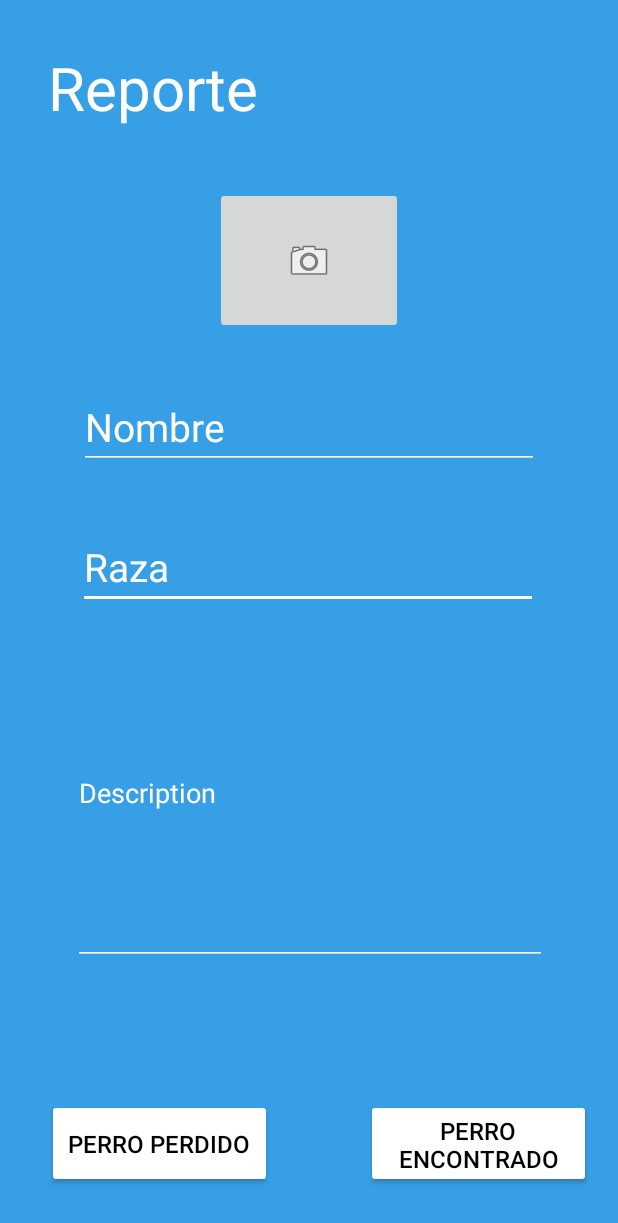
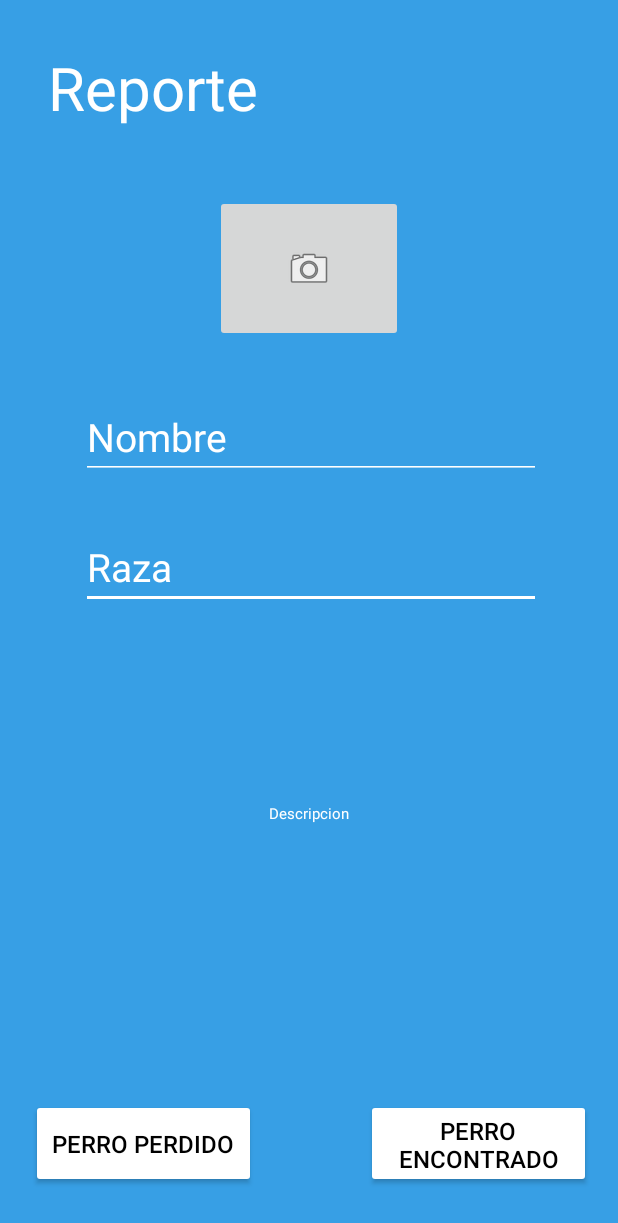
Before and after one commit to BernardGU/Omega, an Android app: the SecondActivity_Report screen opened directly, with no data from a screen before it, on a phone screen of 412 x 824 dp. Shown: the top 1223 px of the screen. Run offline under Robolectric (Android 15) with nearby library versions, the phone set to English and light mode, and no system bars.

Commit message:
Funcion correcta en moto

```diff
--- a/app/src/main/AndroidManifest.xml
+++ b/app/src/main/AndroidManifest.xml
@@ -6,7 +6,7 @@
         android:allowBackup="true"
         android:icon="@drawable/omegalogo"
         android:label="@string/app_name"
-        android:roundIcon="@mipmap/ic_launcher_round"
+        android:roundIcon="@drawable/omegalogo"
         android:supportsRtl="true"
         android:theme="@style/AppTheme">
         <activity android:name=".MainActivity">
--- a/app/src/main/res/layout/activity_main.xml
+++ b/app/src/main/res/layout/activity_main.xml
@@ -4,7 +4,7 @@
     xmlns:tools="http://schemas.android.com/tools"
     android:layout_width="match_parent"
     android:layout_height="match_parent"
-    android:background="@drawable/background"
+    android:background="#379FE5"
     tools:context=".MainActivity">
 
     <TextView
--- a/app/src/main/res/layout/activity_second__report.xml
+++ b/app/src/main/res/layout/activity_second__report.xml
@@ -19,7 +19,7 @@
         android:textSize="16sp"
         app:layout_constraintBottom_toBottomOf="parent"
         app:layout_constraintEnd_toEndOf="parent"
-        app:layout_constraintHorizontal_bias="0.119"
+        app:layout_constraintHorizontal_bias="0.079"
         app:layout_constraintStart_toStartOf="parent"
         app:layout_constraintTop_toBottomOf="@+id/LB_Reportar"
         app:layout_constraintVertical_bias="0.293" />
@@ -40,6 +40,81 @@
         app:layout_constraintTop_toBottomOf="@+id/LB_Reportar"
         app:layout_constraintVertical_bias="0.293" />
 
+    <EditText
+        android:id="@+id/txt_raza"
+        android:layout_width="wrap_content"
+        android:layout_height="wrap_content"
+        android:backgroundTint="#FFFFFF"
+        android:ems="10"
+        android:hint="Raza"
+        android:inputType="textPersonName"
+        android:text="Raza"
+        android:textColor="#FFFFFF"
+        android:textColorHint="#FFFFFF"
+        android:textSize="26sp"
+        app:layout_constraintBottom_toBottomOf="parent"
+        app:layout_constraintEnd_toEndOf="parent"
+        app:layout_constraintHorizontal_bias="0.511"
+        app:layout_constraintStart_toStartOf="parent"
+        app:layout_constraintTop_toTopOf="parent"
+        app:layout_constraintVertical_bias="0.456" />
+
+    <EditText
+        android:id="@+id/txt_Nombre"
+        android:layout_width="wrap_content"
+        android:layout_height="wrap_content"
+        android:backgroundTint="#FFFFFF"
+        android:ems="10"
+        android:hint="Nombre"
+        android:inputType="textPersonName"
+        android:text="Nombre (Si aplica)"
+        android:textColor="#FFFFFF"
+        android:textColorHint="#FFFFFF"
+        android:textSize="26sp"
+        app:layout_constraintBottom_toTopOf="@+id/txt_raza"
+        app:layout_constraintEnd_toEndOf="parent"
+        app:layout_constraintHorizontal_bias="0.511"
+        app:layout_constraintStart_toStartOf="parent"
+        app:layout_constraintTop_toTopOf="parent"
+        app:layout_constraintVertical_bias="0.896" />
+
+    <EditText
+        android:id="@+id/txt_desc"
+        style="@style/Widget.MaterialComponents.TextInputEditText.OutlinedBox"
+        android:layout_width="317dp"
+        android:layout_height="176dp"
+        android:background="@android:color/transparent"
+        android:backgroundTint="#FFFFFF"
+        android:ems="10"
+        android:fadeScrollbars="true"
+        android:hint="Descripcion"
+        android:inputType="textMultiLine"
+        android:lines="3"
+        android:maxLines="3"
+        android:minLines="0"
+        android:outlineProvider="bounds"
+        android:text="Descripcion"
+        android:textAlignment="center"
+        android:textColor="#FFFFFFFF"
+        android:textColorHint="#FFFFFF"
+        app:layout_constraintBottom_toBottomOf="parent"
+        app:layout_constraintEnd_toEndOf="parent"
+        app:layout_constraintHorizontal_bias="0.498"
+        app:layout_constraintStart_toStartOf="parent"
+        app:layout_constraintTop_toBottomOf="@+id/txt_raza"
+        app:layout_constraintVertical_bias="0.202" />
+
+    <ImageButton
+        android:id="@+id/li_upload"
+        android:layout_width="125dp"
+        android:layout_height="98dp"
+        app:layout_constraintBottom_toTopOf="@+id/txt_Nombre"
+        app:layout_constraintEnd_toEndOf="parent"
+        app:layout_constraintStart_toStartOf="parent"
+        app:layout_constraintTop_toTopOf="parent"
+        app:layout_constraintVertical_bias="0.786"
+        app:srcCompat="@android:drawable/ic_menu_camera" />
+
     <TextView
         android:id="@+id/textView"
         android:layout_width="wrap_content"
@@ -54,72 +129,4 @@
         app:layout_constraintTop_toTopOf="parent"
         app:layout_constraintVertical_bias="0.041" />
 
-    <EditText
-        android:id="@+id/txt_raza"
-        android:layout_width="wrap_content"
-        android:layout_height="wrap_content"
-        android:backgroundTint="#FFFFFF"
-        android:ems="10"
-        android:hint="Raza"
-        android:inputType="textPersonName"
-        android:text="Raza"
-        android:textColor="#FFFFFF"
-        android:textColorHint="#FFFFFF"
-        android:textSize="26sp"
-        app:layout_constraintBottom_toBottomOf="parent"
-        app:layout_constraintEnd_toEndOf="parent"
-        app:layout_constraintHorizontal_bias="0.492"
-        app:layout_constraintStart_toStartOf="parent"
-        app:layout_constraintTop_toTopOf="parent"
-        app:layout_constraintVertical_bias="0.456" />
-
-    <ImageButton
-        android:id="@+id/li_upload"
-        android:layout_width="125dp"
-        android:layout_height="98dp"
-        app:layout_constraintBottom_toTopOf="@+id/txt_Nombre"
-        app:layout_constraintEnd_toEndOf="parent"
-        app:layout_constraintStart_toStartOf="parent"
-        app:layout_constraintTop_toTopOf="parent"
-        app:layout_constraintVertical_bias="0.786"
-        app:srcCompat="@android:drawable/ic_menu_camera" />
-
-    <EditText
-        android:id="@+id/txt_Nombre"
-        android:layout_width="wrap_content"
-        android:layout_height="wrap_content"
-        android:backgroundTint="#FFFFFF"
-        android:ems="10"
-        android:inputType="textPersonName"
-        android:text="Nombre (Si aplica)"
-        android:hint="Nombre"
-        android:textColorHint="#FFFFFF"
-        android:textColor="#FFFFFF"
-        android:textSize="26sp"
-        app:layout_constraintBottom_toTopOf="@+id/txt_raza"
-        app:layout_constraintEnd_toEndOf="parent"
-        app:layout_constraintStart_toStartOf="parent"
-        app:layout_constraintTop_toTopOf="parent"
-        app:layout_constraintVertical_bias="0.873" />
-
-    <EditText
-        android:id="@+id/txt_desc"
-        android:layout_width="316dp"
-        android:layout_height="137dp"
-        android:layout_margin="100dp"
-        android:layout_marginTop="60dp"
-        android:backgroundTint="#FFFFFF"
-        android:gravity="top"
-        android:hint="Description"
-        android:inputType="textCapSentences|textNoSuggestions|textMultiLine"
-        android:maxLines="3"
-        android:minLines="1"
-        android:textColor="#FFFFFF"
-        android:textColorHint="#FFFFFF"
-        app:layout_constraintEnd_toEndOf="parent"
-        app:layout_constraintHorizontal_bias="0.494"
-        app:layout_constraintStart_toStartOf="parent"
-        app:layout_constraintTop_toBottomOf="@+id/txt_raza" />
-
-
 </androidx.constraintlayout.widget.ConstraintLayout>
```
